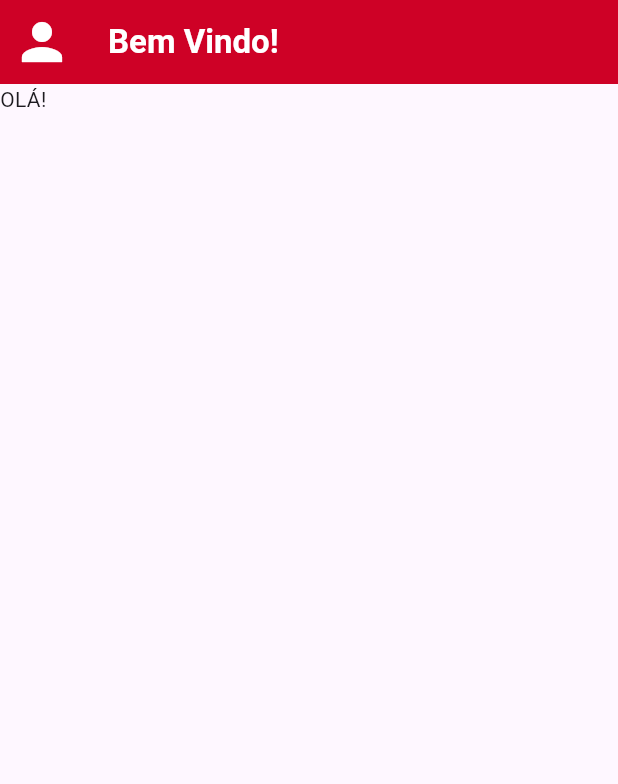
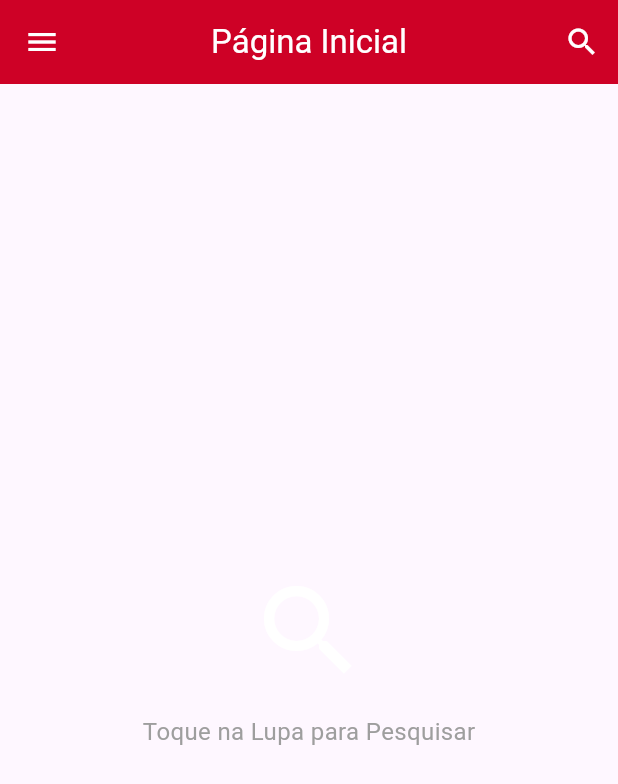
Before and after one commit to P3dr0EM/Una_Agendamento, a Flutter app: the HomeView screen opened directly, on a phone screen of 412 x 824 dp. Shown: the top 784 px of the screen. Run offline on Flutter 3.47's test engine with Material 3 defaults, Android fonts, the phone set to English and light mode, and no system bars; our stand-ins replace get.

Commit message:
Rotas das Páginas criadas e Barra de Pesquisa

```diff
--- /dev/null
+++ b/lib/app/modules/home/home.view.dart
@@ -0,0 +1,55 @@
+import 'package:flutter/material.dart';
+import 'package:get/get_state_manager/src/rx_flutter/rx_obx_widget.dart';
+import 'package:get/get_state_manager/src/simple/get_view.dart';
+import 'package:una_agendamento/app/modules/home/home_controller.dart';
+import 'package:una_agendamento/app/modules/home/widgets/search_widget.dart';
+
+class HomeView extends GetView<HomeController> {
+  const HomeView({super.key});
+
+  @override
+  Widget build(BuildContext context) {
+    return Scaffold(
+      appBar: SearchAppBar(),
+      body: Obx((){
+        // 1. SE NÃO ESTIVER PESQUISANDO, MOSTRA UM PLACEHOLDER
+        if(!controller.isSearching.value){
+          return const Center(
+            child: Column(
+              mainAxisAlignment: MainAxisAlignment.center,
+              children: [
+                Icon(Icons.search, size: 80, color: Colors.white,),
+                SizedBox(height: 16,),
+                Text(
+                  'Toque na Lupa para Pesquisar',
+                  style: TextStyle(fontSize: 16, color: Colors.grey),
+                )
+              ],
+            ),
+          );
+        }
+
+        // 2. SE ESTIVER PESQUISANDO, MOSTRA A LISTA DE RESULTADOS
+        return Padding(
+          padding: const EdgeInsets.all(8.0),
+          child: Obx((){
+            if(controller.searchResults.isEmpty){
+              return const Center(child: Text("Nenhum resultado encontrado"),);
+            }
+            return ListView.builder(
+              itemCount: controller.searchResults.length,
+              itemBuilder: (context, index){
+                return Card(
+                  child: ListTile(
+                    title: Text(controller.searchResults[index]),
+                  ),
+                );
+              }
+              );
+          }
+          ),
+          );
+      })
+    );
+  }
+}
--- /dev/null
+++ b/lib/app/modules/home/home_bidings.dart
@@ -0,0 +1,9 @@
+import 'package:get/get.dart';
+import 'package:una_agendamento/app/modules/home/home_controller.dart';
+
+class HomeBidings extends Bindings{
+  @override
+  void dependencies() {
+    Get.lazyPut(()=> HomeController());
+  }
+}
--- /dev/null
+++ b/lib/app/modules/home/home_controller.dart
@@ -0,0 +1,54 @@
+import 'package:flutter/material.dart';
+import 'package:get/get.dart';
+
+class HomeController extends GetxController {
+  final isSearching = false.obs;
+  final TextEditingController searchController = TextEditingController();
+  final FocusNode searchFocusNode = FocusNode();
+
+  final _allData = <String>[
+    'Flutter', 'GetX', 'State Management', 'Dart',
+    'Firebase', 'API REST', 'Clean Architecture',
+    'SOLID', 'Widget', 'UI/UX'
+  ].obs;
+
+  final searchResults = <String>[].obs;
+
+  @override
+  void onInit() {
+    super.onInit();
+    searchResults.assignAll(_allData);
+    searchController.addListener(() {
+      filterResults(searchController.text);
+    });
+  }
+
+  void toggleSearch() {
+    isSearching.value = !isSearching.value;
+    if (!isSearching.value) {
+      searchController.clear();
+    } else {
+      Future.delayed(const Duration(milliseconds: 100), () {
+        searchFocusNode.requestFocus();
+      });
+    }
+  }
+
+  void filterResults(String query) {
+    if (query.isEmpty) {
+      searchResults.assignAll(_allData);
+    } else {
+      final filtered = _allData
+          .where((item) => item.toLowerCase().contains(query.toLowerCase()))
+          .toList();
+      searchResults.assignAll(filtered);
+    }
+  }
+
+  @override
+  void onClose() {
+    searchController.dispose();
+    searchFocusNode.dispose();
+    super.onClose();
+  }
+}
--- /dev/null
+++ b/lib/app/modules/home/widgets/search_widget.dart
@@ -0,0 +1,69 @@
+import 'package:flutter/material.dart';
+import 'package:get/get.dart';
+import 'package:una_agendamento/app/modules/home/home_controller.dart';
+
+
+class SearchAppBar extends StatelessWidget implements PreferredSizeWidget {
+  const SearchAppBar({super.key});
+
+  @override
+  Widget build(BuildContext context) {
+    // Usamos Get.find() para obter a instância do HomeController
+    // que já foi inicializada pelo HomeBinding.
+    final controller = Get.find<HomeController>();
+
+    return Obx(() {
+      if (controller.isSearching.value) {
+        // --- APPBAR NO MODO DE PESQUISA ---
+        return AppBar(
+          leading: IconButton(
+            icon: const Icon(Icons.close, color: Colors.white),
+            onPressed: controller.toggleSearch,
+          ),
+          title: TextField(
+            controller: controller.searchController,
+            focusNode: controller.searchFocusNode,
+            style: const TextStyle(color: Colors.white),
+            cursorColor: Colors.white,
+            decoration: const InputDecoration(
+              hintText: 'Pesquisar...',
+              hintStyle: TextStyle(color: Colors.white60),
+              border: InputBorder.none,
+            ),
+          ),
+          backgroundColor: Color.fromARGB(255, 206, 1, 38),
+        );
+      } else {
+        // --- APPBAR NO MODO NORMAL ---
+        return AppBar(
+          centerTitle: true,
+          title: const Text(
+            'Página Inicial',
+            style: TextStyle(
+              color: Colors.white
+            ),
+            ),
+          leading: IconButton(
+            onPressed: (){
+              // ignore: avoid_print
+              print('Botão de menu pressionado');
+            },
+            icon: Icon(Icons.menu, color: Colors.white,)
+          ),
+          actions: [
+            IconButton(
+              icon: const Icon(Icons.search, color: Colors.white,),
+              onPressed: controller.toggleSearch,
+            ),
+          ],
+          backgroundColor: Color.fromARGB(255, 206, 1, 38),
+        );
+      }
+    });
+  }
+
+  // É necessário implementar este getter para o PreferredSizeWidget.
+  // Ele informa ao Scaffold qual a altura que a nossa AppBar customizada deve ter.
+  @override
+  Size get preferredSize => const Size.fromHeight(kToolbarHeight);
+}
--- a/lib/login/login_bidings.dart
+++ b/lib/app/modules/login/login_bidings.dart
@@ -1,5 +1,5 @@
 import 'package:get/get.dart';
-import 'package:una_agendamento/login/login_controller.dart';
+import 'package:una_agendamento/app/modules/login/login_controller.dart';
 
 class LoginBidings extends Bindings{
   @override
--- a/lib/login/login_controller.dart
+++ b/lib/app/modules/login/login_controller.dart
@@ -1,7 +1,7 @@
 import 'package:flutter/widgets.dart';
 import 'package:get/get.dart';
-import 'package:una_agendamento/home/home.view.dart';
-import 'package:una_agendamento/login/widgets/email_field.dart';
+import 'package:una_agendamento/app/modules/login/widgets/email_field.dart';
+import 'package:una_agendamento/app/routes/app_routes.dart';
 
 class LoginController extends GetxController{
     TextEditingController emailInput = TextEditingController(); //criação da variável de controle do campo de email
@@ -45,7 +45,7 @@ class LoginController extends GetxController{
     }
 
     void login(){
-      Get.to(HomeView());
+      Get.offAllNamed(Routes.HOME);
     }
 
     //criação da função de verificação de campo de email vazio
--- a/lib/login/widgets/email_field.dart
+++ b/lib/app/modules/login/widgets/email_field.dart
@@ -1,7 +1,7 @@
 import 'package:flutter/material.dart';
 import 'package:get/get_state_manager/src/rx_flutter/rx_obx_widget.dart';
 import 'package:get/get_state_manager/src/simple/get_view.dart';
-import 'package:una_agendamento/login/login_controller.dart';
+import 'package:una_agendamento/app/modules/login/login_controller.dart';
 
 //Construção do Widget do Campo de Email
 class EmailField extends GetView<LoginController> {
--- a/lib/login/widgets/login_button.dart
+++ b/lib/app/modules/login/widgets/login_button.dart
@@ -2,7 +2,7 @@
 
 import 'package:flutter/material.dart';
 import 'package:get/get_state_manager/src/simple/get_view.dart';
-import 'package:una_agendamento/login/login_controller.dart';
+import 'package:una_agendamento/app/modules/login/login_controller.dart';
 
 //Contrução de Widget do Botão de Login
 class LoginButton extends GetView<LoginController> {
--- a/lib/login/widgets/password_field.dart
+++ b/lib/app/modules/login/widgets/password_field.dart
@@ -1,7 +1,7 @@
 import 'package:flutter/material.dart';
 import 'package:get/get_state_manager/src/rx_flutter/rx_obx_widget.dart';
 import 'package:get/get_state_manager/src/simple/get_view.dart';
-import 'package:una_agendamento/login/login_controller.dart';
+import 'package:una_agendamento/app/modules/login/login_controller.dart';
 
 class PasswordField extends GetView<LoginController> {
   const PasswordField({super.key});
--- /dev/null
+++ b/lib/app/routes/app_pages.dart
@@ -0,0 +1,26 @@
+import 'package:get/get_navigation/get_navigation.dart';
+import 'package:una_agendamento/app/modules/home/home.view.dart';
+import 'package:una_agendamento/app/modules/home/home_bidings.dart';
+import 'package:una_agendamento/app/modules/login/login.view.dart';
+import 'package:una_agendamento/app/modules/login/login_bidings.dart';
+import 'package:una_agendamento/app/routes/app_routes.dart';
+
+class AppPages {
+  //Define a rota inicial do app
+  // ignore: constant_identifier_names
+  static const INITIAL = Routes.LOGIN;
+
+  static final routes = [
+    GetPage(
+      name: Routes.LOGIN,
+      page: () => const LoginView(),
+      binding: LoginBidings()
+    ),
+
+    GetPage(
+      name: Routes.HOME,
+      page: () => HomeView(),
+      binding: HomeBidings()
+    )
+  ];
+}
--- /dev/null
+++ b/lib/app/routes/app_routes.dart
@@ -0,0 +1,6 @@
+abstract class Routes{
+  // ignore: constant_identifier_names
+  static const LOGIN = '/login';
+  // ignore: constant_identifier_names
+  static const HOME = '/home';
+}
--- a/lib/home/home.view.dart
+++ /dev/null
@@ -1,31 +0,0 @@
-import 'package:flutter/material.dart';
-
-class HomeView extends StatelessWidget {
-  const HomeView({super.key});
-
-  @override
-  Widget build(BuildContext context) {
-    return Scaffold(
-      appBar: AppBar(
-        title: const Text(
-          'Bem Vindo!',
-          style: TextStyle(
-             color: Colors.white, // Define a cor do texto do título
-             fontWeight: FontWeight.bold,
-          ),
-        ),
-        leading: Icon(
-          Icons.person,
-          color: Colors.white,
-          size: 40,
-        ),
-        backgroundColor: Color.fromARGB(255, 206, 1, 38),
-      ),
-      body: Column(
-        children: [
-          Text("OLÁ!")
-        ],
-      ),
-    );
-  }
-}
```
Also changed, not shown: lib/app/modules/login/login.view.dart (renamed from lib/login/login.view.dart, +6 -6 lines), lib/main.dart (+4 -4 lines), lib/app/modules/login/widgets/checkbox_field.dart (renamed from lib/login/widgets/checkbox_field.dart), lib/app/modules/login/widgets/forget_password.dart (renamed from lib/login/widgets/forget_password.dart).
